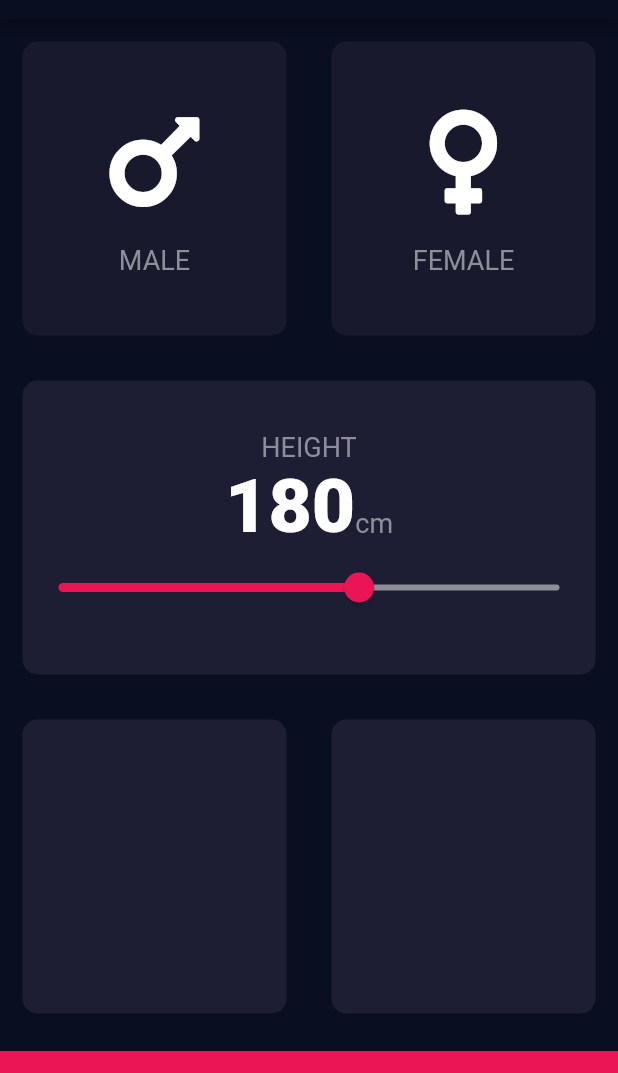
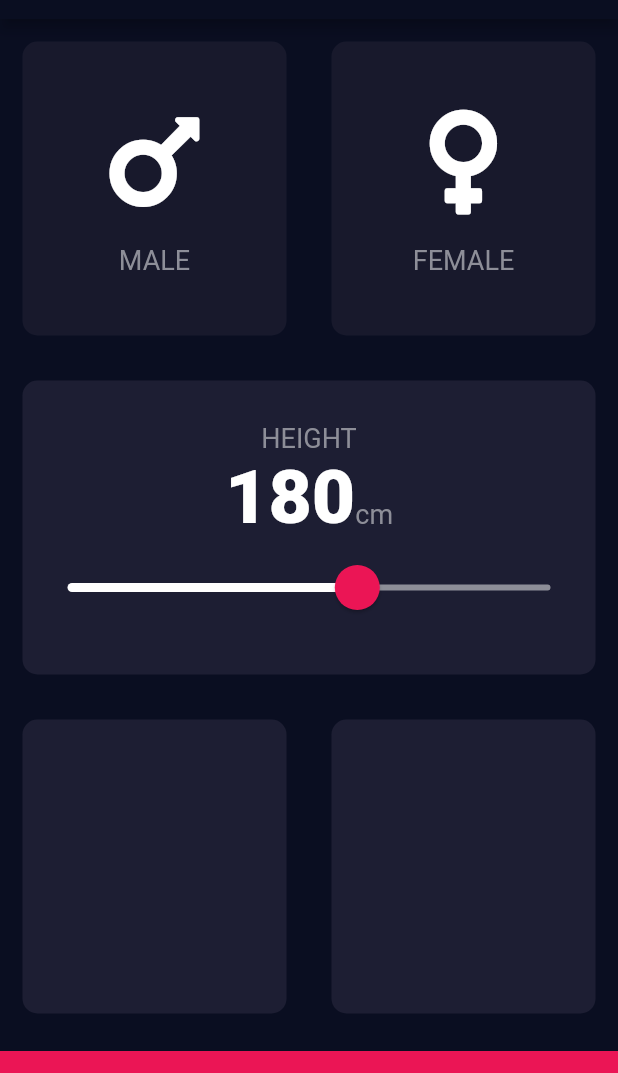
Before and after one commit to krrajpurohit/BMI-Calculator, a Flutter app: the screen it shows after launch, on a phone screen of 412 x 824 dp, the part 65-1138 px from its top. Run offline on Flutter 3.47's test engine with Material 2 defaults, Android fonts, the phone set to English and light mode, and no system bars; our stand-ins replace font_awesome_flutter.

Commit message:
custom theme applied on slider

```diff
--- a/lib/constants.dart
+++ b/lib/constants.dart
@@ -3,6 +3,8 @@ import 'package:flutter/material.dart';
 const kActiveCardColor = Color(0xFF1D1E33);
 const kInactiveCardColor = Color(0xFF1D1E3);
 const kBottomContainerColor = Color(0xFFEB1555);
+const kSliderOverlayColor = Color(0x29EB1555);
+const kSliderThumbColor = Color(0xFFEB1555);
 const kBottomContainerHeight = 80.0;
 const kSliderMin = 120.0;
 const kSliderMax = 220.0;
--- a/lib/input_page.dart
+++ b/lib/input_page.dart
@@ -90,17 +90,27 @@ class _InputPageState extends State<InputPage> {
                       ),
                     ],
                   ),
-                  Slider(
+                  SliderTheme(
+                    data: SliderTheme.of(context).copyWith(
+                      inactiveTrackColor: Color(0xFF8D8E98),
+                      activeTrackColor: Colors.white,
+                      thumbColor: kSliderThumbColor,
+                      overlayColor: kSliderOverlayColor,
+                      thumbShape:
+                          RoundSliderThumbShape(enabledThumbRadius: 15.0),
+                      overlayShape:
+                          RoundSliderOverlayShape(overlayRadius: 30.0),
+                    ),
+                    child: Slider(
                       value: height.toDouble(),
                       min: kSliderMin,
                       max: kSliderMax,
-                    activeColor: Color(0xFFEB1555),
-                    inactiveColor: Color(0xFF8D8E98),
                       onChanged: (double newValue) {
                         setState(() {
                           height = newValue.round();
                         });
                       },
+                    ),
                   ),
                 ],
               ),
```
Lines whose indentation alone changed are shown as unchanged.
